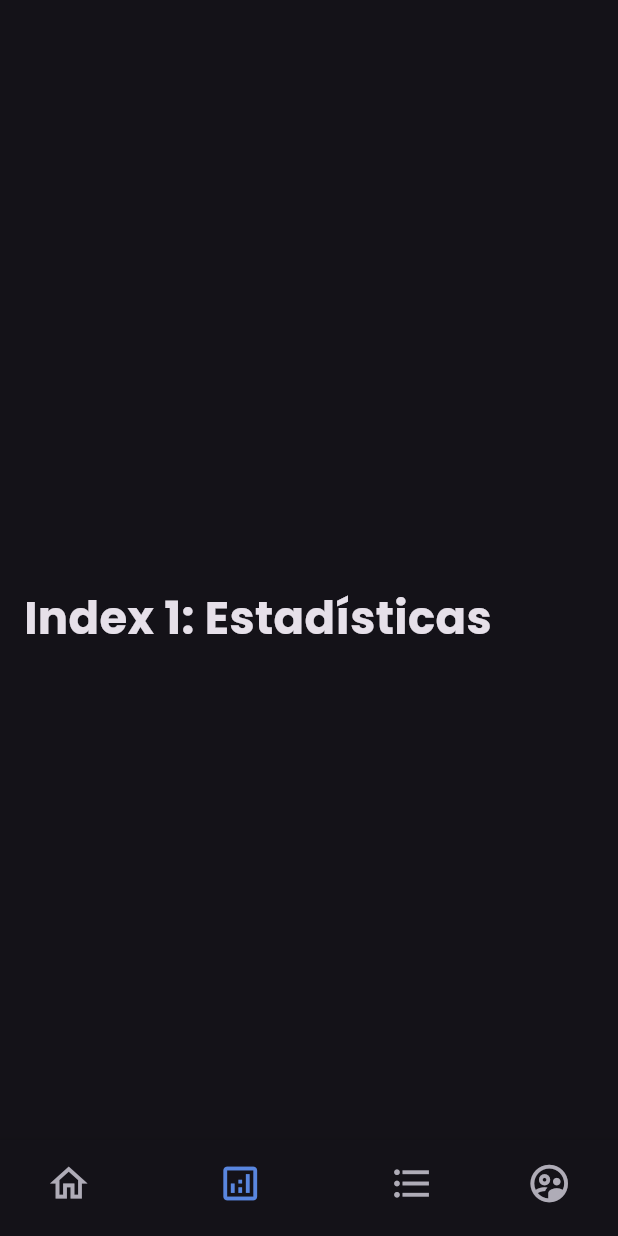
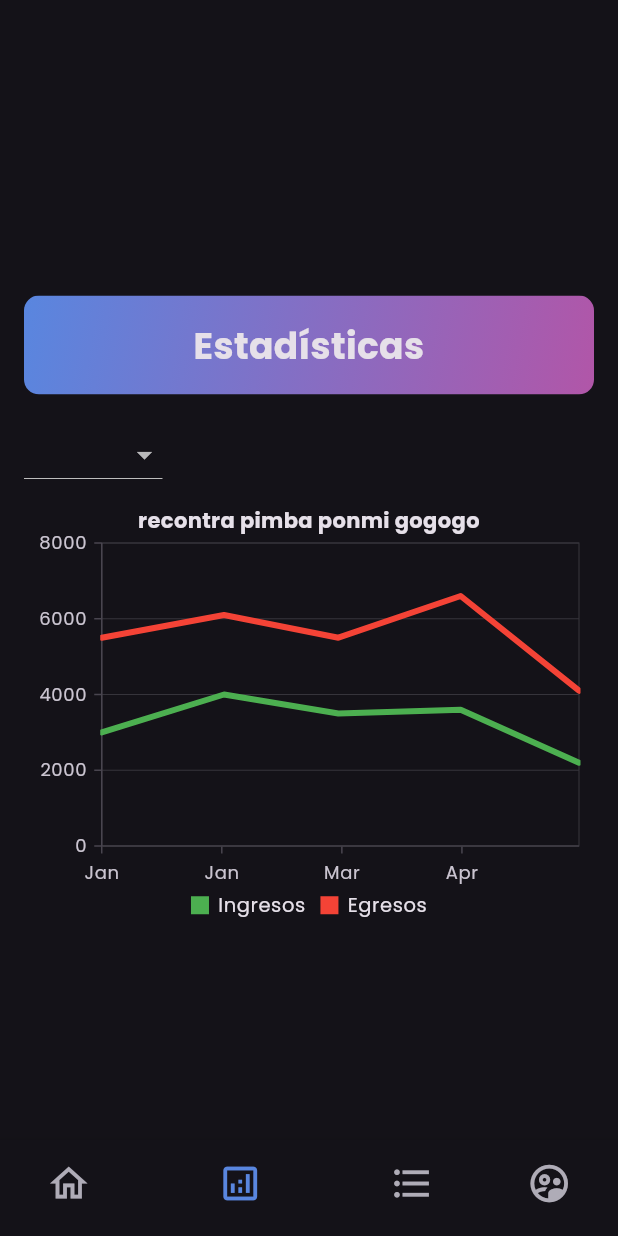
Before and after one commit to Edurz135/mycash_front, a Flutter app: the screen it shows after launch, item 2 of the bottom bar chosen, on a phone screen of 412 x 824 dp. Run offline on Flutter 3.47's test engine with Material 3 defaults, Android fonts, the phone set to English and light mode, and no system bars; our stand-ins replace syncfusion_flutter_charts; missing offline and left inert: dart:ffi; network calls fail.

Commit message:
pantalla de estadisticas

```diff
--- /dev/null
+++ b/lib/data/data.dart
@@ -0,0 +1,17 @@
+import 'package:mycash_front/model/chart_data.dart';
+import 'package:mycash_front/model/datetime_data.dart';
+import 'package:flutter/material.dart';
+class Data{
+  static List<ChartData> resultados = [
+    ChartData("ingresos", 3000, Colors.blue),
+    ChartData("egresos", 2500, Colors.blue),
+  ];
+
+  static List<DatetimeData> resultadosConTiempo = [
+    DatetimeData(DateTime(2024, 1), [3000, 2500]),
+    DatetimeData(DateTime(2024, 2), [4000, 2100]),
+    DatetimeData(DateTime(2024, 3), [3500, 2000]),
+    DatetimeData(DateTime(2024, 4), [3600, 3000]),
+    DatetimeData(DateTime(2024, 5), [2200, 1900])
+  ];
+}
--- a/lib/main.dart
+++ b/lib/main.dart
@@ -1,6 +1,7 @@
 import 'package:flutter/material.dart';
 import 'package:mycash_front/screens/home_screen.dart';
 import 'package:mycash_front/screens/profile/profile_screen.dart';
+import 'package:mycash_front/screens/statistics_screen.dart';
 import 'package:mycash_front/services/api_config.dart';
 
 void main() {
@@ -37,10 +38,7 @@ class _BottomNavBarState extends State<BottomNavBar> {
       TextStyle(fontSize: 30, fontWeight: FontWeight.bold);
   final List<Widget> _widgetOptions = <Widget>[
     HomeScreen(),
-    const Text(
-      'Index 1: Estadísticas',
-      style: optionStyle,
-    ),
+    StatisticsScreen(),
     const Text(
       'Index 2: Transacciones',
       style: optionStyle,
--- /dev/null
+++ b/lib/model/datetime_data.dart
@@ -0,0 +1,6 @@
+class DatetimeData{
+  final DateTime x;
+  final List<num> ys;
+
+  DatetimeData(this.x, this.ys);
+}
--- /dev/null
+++ b/lib/screens/statistics_screen.dart
@@ -0,0 +1,69 @@
+import 'package:flutter/material.dart';
+import 'package:mycash_front/components/stacked_line_sync_fusion_content.dart';
+
+
+
+class StatisticsScreen extends StatefulWidget {
+  @override
+  _StatisticsScreenState createState() => _StatisticsScreenState();
+}
+
+class _StatisticsScreenState extends State<StatisticsScreen>{
+  String? _dropdownValue;
+  @override
+  Widget build(BuildContext context){
+    void dropdownCallBack(String? selectedValue){
+      if (selectedValue is String){
+        setState((){
+          _dropdownValue = selectedValue;
+        });
+      }
+    }
+
+
+    return Column(
+      crossAxisAlignment: CrossAxisAlignment.start,
+      children: [
+         ClipRRect(
+          borderRadius:
+              BorderRadius.circular(10), // Set border radius for rounding
+          child: Container(
+            width: double.infinity, // Full width of the screen
+            decoration: const BoxDecoration(
+              gradient: LinearGradient(
+                begin: Alignment.topLeft,
+                end: Alignment.bottomRight,
+                colors: [
+                  Color.fromRGBO(89, 134, 223, 1),
+                  Color.fromRGBO(177, 86, 168, 1)
+                ],
+              ),
+            ),
+            child: const Column(
+              children: [
+                SizedBox(height: 16), // Add spacing
+                Text(
+                  'Estadísticas',
+                  textAlign: TextAlign.center,
+                  style: TextStyle(
+                    fontSize: 24,
+                    fontWeight: FontWeight.bold,
+                  ),
+                ),
+                SizedBox(height: 16), // Add spacing
+              ],
+            ),
+          ),
+        ),
+        const SizedBox(height: 16),
+        DropdownButton(
+          items: const[
+            DropdownMenuItem(child: Text("Mensual"), value: "Mensual"),
+            DropdownMenuItem(child: Text("Anual"), value: "Anual"),
+          ], value: _dropdownValue,onChanged: dropdownCallBack),
+        StackedLineSyncFusionContent().build(context),
+
+      ],
+    );
+  }
+}
--- a/pubspec.yaml
+++ b/pubspec.yaml
@@ -37,6 +37,7 @@ dependencies:
   # The following adds the Cupertino Icons font to your application.
   # Use with the CupertinoIcons class for iOS style icons.
   cupertino_icons: ^1.0.6
+  syncfusion_flutter_charts: ^25.2.4
 
 dev_dependencies:
   flutter_test:
```
Also changed, not shown: lib/components/stacked_line_sync_fusion_content.dart (added, +71 -0 lines), lib/model/chart_data.dart (added, +8 -0 lines), pubspec.lock.
